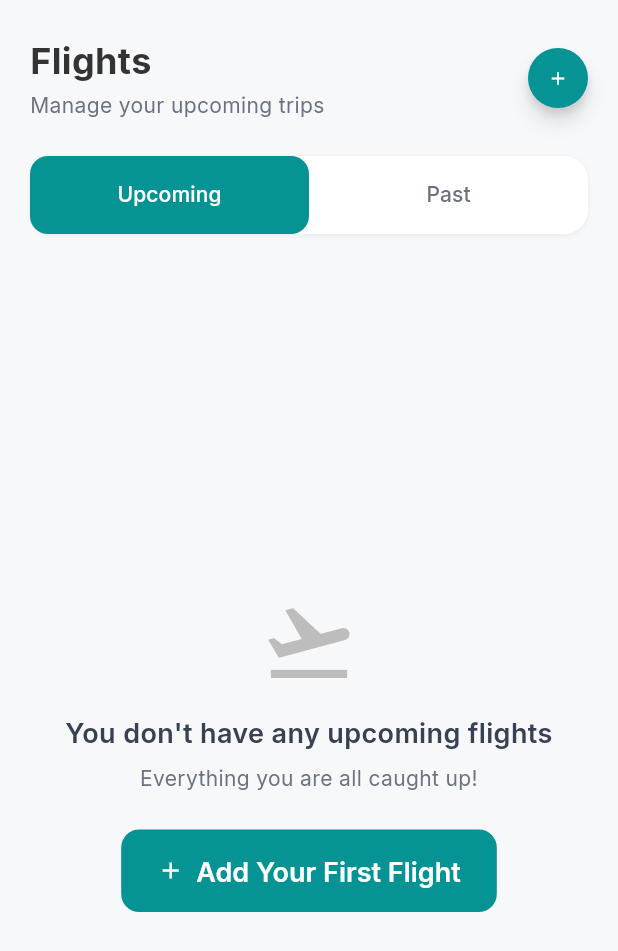
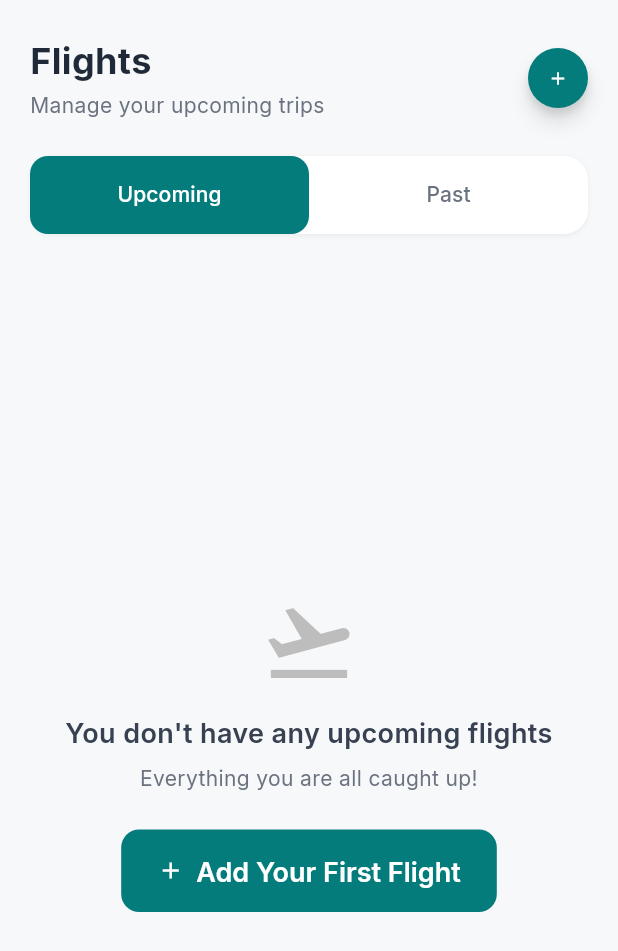
Before and after one commit to asifsheikh/Volo, a Flutter app: the FlightsScreen screen opened directly with empty values, on a phone screen of 412 x 824 dp. Shown: the top 951 px of the screen. Run offline on Flutter 3.47's test engine with Material 3 defaults, Android fonts, the phone set to English and light mode, and no system bars; our stand-ins replace cloud_firestore, confetti, connectivity_plus, file_picker, firebase_ai, firebase_auth and 12 more; missing offline and left inert: firebase_app_check; accounts and stored records are empty.

Commit message:
🎨 Fix Flights screen theme colors to match app theme
- Revert primary color from #059393 to #047C7C (app theme)
- Update status badge colors to use app theme colors:
  - On Time: #047C7C (primary)
  - Delayed: #D97706 (warning)
  - Scheduled: #9CA3AF (secondary)
  - Cancelled: #DC2626 (destructive)
- Fix text colors to use app theme #1F2937 (textPrimary)
- Update all interactive elements to use app theme colors
- Keep Figma design improvements for typography, spacing, and layout
- Maintain accessibility compliance with app theme colors

```diff
--- a/lib/screens/flights/flights_screen.dart
+++ b/lib/screens/flights/flights_screen.dart
@@ -124,7 +124,7 @@ class _FlightsScreenState extends State<FlightsScreen> with SingleTickerProvider
                             fontWeight: FontWeight.w700,
                             fontSize: 24,
                             height: 1.33, // 32px line height
-                            color: Color(0xFF333333),
+                            color: Color(0xFF1F2937),
                           ),
                         ),
                         const SizedBox(height: 4),
@@ -147,7 +147,7 @@ class _FlightsScreenState extends State<FlightsScreen> with SingleTickerProvider
                        width: 40,
                        height: 40,
                        decoration: BoxDecoration(
-                         color: const Color(0xFF059393),
+                         color: const Color(0xFF047C7C),
                          borderRadius: BorderRadius.circular(9999),
                          boxShadow: [
                            BoxShadow(
@@ -191,7 +191,7 @@ class _FlightsScreenState extends State<FlightsScreen> with SingleTickerProvider
               child: TabBar(
                 controller: _tabController,
                 indicator: BoxDecoration(
-                  color: const Color(0xFF059393),
+                  color: const Color(0xFF047C7C),
                   borderRadius: BorderRadius.circular(12),
                 ),
                 indicatorSize: TabBarIndicatorSize.tab,
@@ -239,7 +239,7 @@ class _FlightsScreenState extends State<FlightsScreen> with SingleTickerProvider
     if (_isLoading) {
       return const Center(
         child: CircularProgressIndicator(
-          color: Color(0xFF059393),
+          color: Color(0xFF047C7C),
         ),
       );
     }
@@ -267,7 +267,7 @@ class _FlightsScreenState extends State<FlightsScreen> with SingleTickerProvider
             ElevatedButton(
               onPressed: _loadTrips,
               style: ElevatedButton.styleFrom(
-                backgroundColor: const Color(0xFF059393),
+                backgroundColor: const Color(0xFF047C7C),
                 shape: RoundedRectangleBorder(
                   borderRadius: BorderRadius.circular(12),
                 ),
@@ -314,7 +314,7 @@ class _FlightsScreenState extends State<FlightsScreen> with SingleTickerProvider
               icon: const Icon(Icons.add),
               label: const Text('Add Your First Flight'),
               style: ElevatedButton.styleFrom(
-                backgroundColor: const Color(0xFF059393),
+                backgroundColor: const Color(0xFF047C7C),
                 shape: RoundedRectangleBorder(
                   borderRadius: BorderRadius.circular(12),
                 ),
@@ -327,7 +327,7 @@ class _FlightsScreenState extends State<FlightsScreen> with SingleTickerProvider
 
     return RefreshIndicator(
       onRefresh: _loadTrips,
-      color: const Color(0xFF059393),
+      color: const Color(0xFF047C7C),
       child: ListView.builder(
         padding: const EdgeInsets.symmetric(horizontal: 20),
         itemCount: _upcomingTrips.length,
@@ -342,7 +342,7 @@ class _FlightsScreenState extends State<FlightsScreen> with SingleTickerProvider
     if (_isLoading) {
       return const Center(
         child: CircularProgressIndicator(
-          color: Color(0xFF059393),
+          color: Color(0xFF047C7C),
         ),
       );
     }
@@ -370,7 +370,7 @@ class _FlightsScreenState extends State<FlightsScreen> with SingleTickerProvider
             ElevatedButton(
               onPressed: _loadTrips,
               style: ElevatedButton.styleFrom(
-                backgroundColor: const Color(0xFF059393),
+                backgroundColor: const Color(0xFF047C7C),
                 shape: RoundedRectangleBorder(
                   borderRadius: BorderRadius.circular(12),
                 ),
@@ -418,7 +418,7 @@ class _FlightsScreenState extends State<FlightsScreen> with SingleTickerProvider
 
     return RefreshIndicator(
       onRefresh: _loadTrips,
-      color: const Color(0xFF059393),
+      color: const Color(0xFF047C7C),
       child: ListView.builder(
         padding: const EdgeInsets.symmetric(horizontal: 20),
         itemCount: _pastTrips.length,
@@ -593,7 +593,7 @@ class _TripCardState extends State<_TripCard> {
                           fontWeight: FontWeight.w600,
                           fontSize: 16,
                           height: 1.5, // 24px line height
-                          color: Color(0xFF333333),
+                          color: Color(0xFF1F2937),
                         ),
                       ),
                       const SizedBox(height: 2),
@@ -647,7 +647,7 @@ class _TripCardState extends State<_TripCard> {
                         fontWeight: FontWeight.w600,
                         fontSize: 24,
                         height: 1.21, // 29px line height
-                        color: Color(0xFF333333),
+                        color: Color(0xFF1F2937),
                       ),
                     ),
 
@@ -670,7 +670,7 @@ class _TripCardState extends State<_TripCard> {
                         fontWeight: FontWeight.w600,
                         fontSize: 24,
                         height: 1.21, // 29px line height
-                        color: Color(0xFF333333),
+                        color: Color(0xFF1F2937),
                       ),
                     ),
                   ],
@@ -693,7 +693,7 @@ class _TripCardState extends State<_TripCard> {
                               fontWeight: FontWeight.w500,
                               fontSize: 14,
                               height: 1.21, // 17px line height
-                              color: Color(0xFF333333),
+                              color: Color(0xFF1F2937),
                             ),
                           ),
                           const SizedBox(height: 2),
@@ -753,7 +753,7 @@ class _TripCardState extends State<_TripCard> {
                               fontWeight: FontWeight.w500,
                               fontSize: 14,
                               height: 1.21, // 17px line height
-                              color: Color(0xFF333333),
+                              color: Color(0xFF1F2937),
                             ),
                           ),
                           const SizedBox(height: 2),
@@ -816,15 +816,15 @@ class _TripCardState extends State<_TripCard> {
   Color _getStatusColor(String status) {
     switch (status.toLowerCase()) {
       case 'on time':
-        return const Color(0xFF059393); // Teal from Figma
+        return const Color(0xFF047C7C); // App theme primary
       case 'delayed 25 min':
-        return const Color(0xFFF59E0B); // Orange from Figma
+        return const Color(0xFFD97706); // App theme warning
       case 'scheduled':
-        return const Color(0xFF9CA3AF); // Gray from Figma
+        return const Color(0xFF9CA3AF); // App theme secondary
       case 'cancelled':
-        return const Color(0xFFEF4444); // Red
+        return const Color(0xFFDC2626); // App theme destructive
       default:
-        return const Color(0xFF6B7280); // Gray
+        return const Color(0xFF6B7280); // App theme text secondary
     }
   }
 
```
